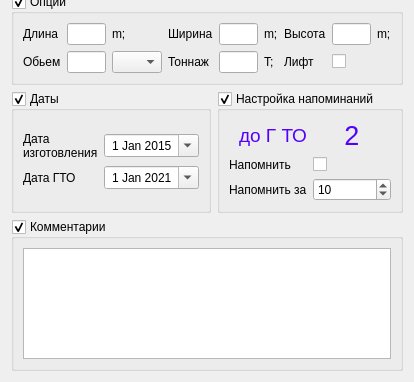
Old version of the form Modules/Autopark/Template/templateformauto.ui in the repository Sakton/CONVEYANCE_Q; both pictures show x 0 to 414 and y 226 to 608 of the 414 by 608 pixel window.
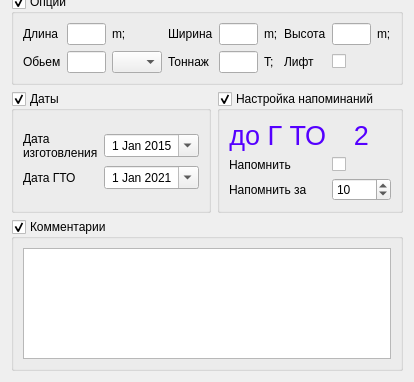
New version of the form.

The edit to the form file:
```diff
--- a/Modules/Autopark/Template/templateformauto.ui
+++ b/Modules/Autopark/Template/templateformauto.ui
@@ -6,7 +6,7 @@
    <rect>
     <x>0</x>
     <y>0</y>
-    <width>376</width>
+    <width>379</width>
     <height>608</height>
    </rect>
   </property>
@@ -43,7 +43,7 @@
            <widget class="QLabel" name="label_17">
             <property name="font">
              <font>
-              <pointsize>14</pointsize>
+              <pointsize>20</pointsize>
              </font>
             </property>
             <property name="styleSheet">
```
Left out of the diff: 32 changed lines with no effect on the pictures.
